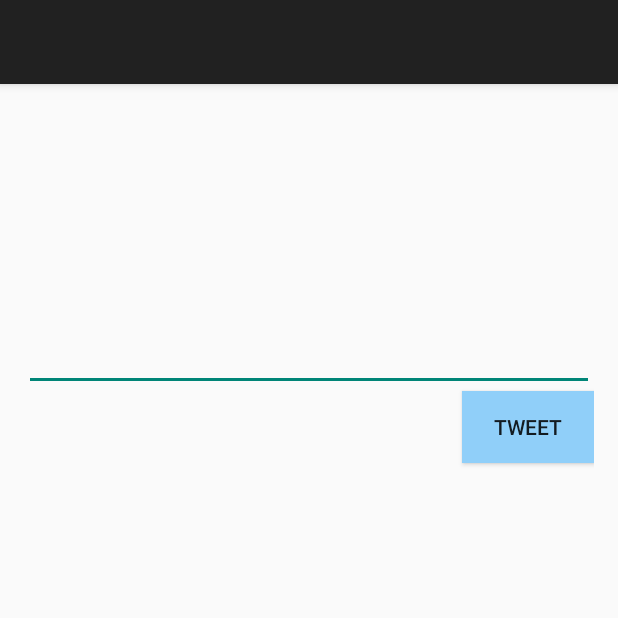
After one commit to gdtrice/TwitterClient, an Android app: the TweetComposerActivity screen opened directly, with no data from a screen before it, on a phone screen of 412 x 824 dp, the top half of it. The commit adds this screen. Run offline under Robolectric (Android 15) with nearby library versions, the phone set to English and light mode, and no system bars; libraries missing offline, so code that uses them is left out: com.activeandroid, com.loopj.android, cz.msebera.android; 1 statement that could not run was skipped.

Commit message:
compose tweet functionality

```diff
--- /dev/null
+++ b/app/src/main/java/com/codepath/apps/mysimpletweets/TweetComposerActivity.java
@@ -0,0 +1,46 @@
+package com.codepath.apps.mysimpletweets;
+
+import android.content.Intent;
+import android.os.Bundle;
+import android.support.v7.app.AppCompatActivity;
+import android.util.Log;
+import android.view.View;
+import android.widget.TextView;
+
+import com.loopj.android.http.JsonHttpResponseHandler;
+
+import org.json.JSONObject;
+
+import cz.msebera.android.httpclient.Header;
+
+public class TweetComposerActivity extends AppCompatActivity {
+
+    private TextView tvMessage;
+    private TwitterClient client;
+    @Override
+    protected void onCreate(Bundle savedInstanceState) {
+        super.onCreate(savedInstanceState);
+        setContentView(R.layout.activity_tweet_composer);
+        client = TwitterApp.getRestClient();
+    }
+
+    public void sendTweet(View view) {
+        tvMessage = (TextView) findViewById(R.id.tvMessage);
+        String tweet = tvMessage.getText().toString();
+        if (!tweet.isEmpty()) {
+            client.sendTweet(new JsonHttpResponseHandler() {
+                @Override
+                public void onSuccess(int statusCode, Header[] headers, JSONObject response) {
+                    Log.d("DEBUG SUCCESS", response.toString());
+                    Intent i = new Intent(getBaseContext(), TimelineActivity.class);
+                    startActivity(i);
+                }
+
+                @Override
+                public void onFailure(int statusCode, Header[] headers, Throwable throwable, JSONObject errorResponse) {
+                    Log.d("DEBUG FAILURE", errorResponse.toString());
+                }
+            }, tweet);
+        }
+    }
+}
--- /dev/null
+++ b/app/src/main/res/layout/activity_tweet_composer.xml
@@ -0,0 +1,33 @@
+<?xml version="1.0" encoding="utf-8"?>
+<RelativeLayout xmlns:android="http://schemas.android.com/apk/res/android"
+    xmlns:tools="http://schemas.android.com/tools"
+    android:layout_width="match_parent"
+    android:layout_height="match_parent"
+    android:paddingBottom="@dimen/activity_vertical_margin"
+    android:paddingLeft="@dimen/activity_horizontal_margin"
+    android:paddingRight="@dimen/activity_horizontal_margin"
+    android:paddingTop="@dimen/activity_vertical_margin"
+    tools:context="com.codepath.apps.mysimpletweets.TweetComposerActivity">
+
+    <EditText
+        android:layout_width="wrap_content"
+        android:layout_height="wrap_content"
+        android:id="@+id/tvMessage"
+        android:layout_alignParentTop="true"
+        android:layout_marginTop="143dp"
+        android:layout_alignParentRight="true"
+        android:layout_alignParentEnd="true"
+        android:layout_alignParentLeft="true"
+        android:layout_alignParentStart="true" />
+
+    <Button
+        android:layout_width="wrap_content"
+        android:layout_height="wrap_content"
+        android:text="@string/Tweet2"
+        android:id="@+id/btnTweet"
+        android:layout_below="@+id/tvMessage"
+        android:layout_alignRight="@+id/tvMessage"
+        android:layout_alignEnd="@+id/tvMessage"
+        android:onClick="sendTweet"
+        android:background="#90cff9" />
+</RelativeLayout>
--- a/app/src/main/res/values/strings.xml
+++ b/app/src/main/res/values/strings.xml
@@ -3,5 +3,7 @@
 
     <string name="app_name">Simple Tweets</string>
     <string name="login_label">Connect to Twitter</string>
+    <string name="Tweet" />
+    <string name="Tweet2">Tweet</string>
 
 </resources>
```
Also changed, not shown: app/src/main/AndroidManifest.xml (+6 -6 lines), app/src/main/java/com/codepath/apps/mysimpletweets/TimelineActivity.java (+19 -0 lines), app/src/main/java/com/codepath/apps/mysimpletweets/TwitterClient.java (+8 -0 lines), app/src/main/res/menu/menu_home_timeline.xml (added, +11 -0 lines).
